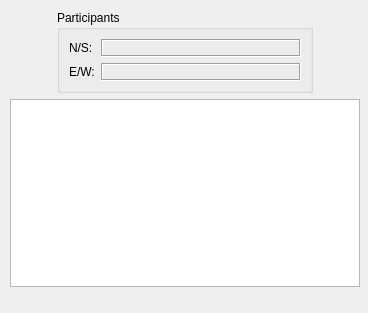
First picture: the form in ZBridge/cmainscoredialog.ui, repository erik-knudsen/BridgeZ, before the edit.
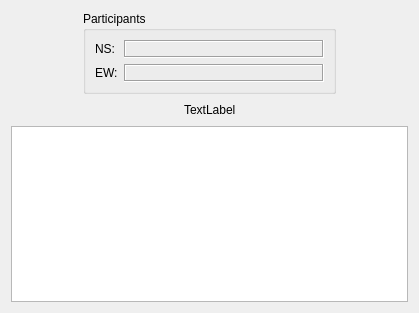
Second picture: the form after the edit.

Patch:
```diff
--- a/ZBridge/cmainscoredialog.ui
+++ b/ZBridge/cmainscoredialog.ui
@@ -6,22 +6,15 @@
    <rect>
     <x>0</x>
     <y>0</y>
-    <width>368</width>
+    <width>419</width>
     <height>313</height>
    </rect>
   </property>
   <property name="windowTitle">
    <string>Score</string>
   </property>
-  <widget class="QWidget" name="layoutWidget">
-   <property name="geometry">
-    <rect>
-     <x>10</x>
-     <y>10</y>
-     <width>350</width>
-     <height>277</height>
-    </rect>
-   </property>
+  <layout class="QVBoxLayout" name="verticalLayout_4">
+   <item>
    <layout class="QVBoxLayout" name="verticalLayout">
     <item>
      <layout class="QHBoxLayout" name="horizontalLayout_5">
@@ -57,7 +50,7 @@
              <item>
               <widget class="QLabel" name="label">
                <property name="text">
-                <string>N/S:</string>
+                 <string>NS:</string>
                </property>
               </widget>
              </item>
@@ -87,7 +80,7 @@
              <item>
               <widget class="QLabel" name="label_3">
                <property name="text">
-                <string>E/W:</string>
+                 <string>EW:</string>
                </property>
               </widget>
              </item>
@@ -132,6 +125,43 @@
       </item>
      </layout>
     </item>
+     <item>
+      <layout class="QHBoxLayout" name="horizontalLayout_4">
+       <item>
+        <spacer name="horizontalSpacer_3">
+         <property name="orientation">
+          <enum>Qt::Horizontal</enum>
+         </property>
+         <property name="sizeHint" stdset="0">
+          <size>
+           <width>40</width>
+           <height>20</height>
+          </size>
+         </property>
+        </spacer>
+       </item>
+       <item>
+        <widget class="QLabel" name="ScoringMethod">
+         <property name="text">
+          <string>TextLabel</string>
+         </property>
+        </widget>
+       </item>
+       <item>
+        <spacer name="horizontalSpacer_4">
+         <property name="orientation">
+          <enum>Qt::Horizontal</enum>
+         </property>
+         <property name="sizeHint" stdset="0">
+          <size>
+           <width>40</width>
+           <height>20</height>
+          </size>
+         </property>
+        </spacer>
+       </item>
+      </layout>
+     </item>
     <item>
      <widget class="QTableWidget" name="scoreTable">
       <property name="sizePolicy">
@@ -200,7 +230,8 @@
      </widget>
     </item>
    </layout>
-  </widget>
+   </item>
+  </layout>
  </widget>
  <resources/>
  <connections/>
```
Left out of the diff: 2 changed lines with no effect on the pictures. Lines whose indentation alone changed are shown as unchanged.
